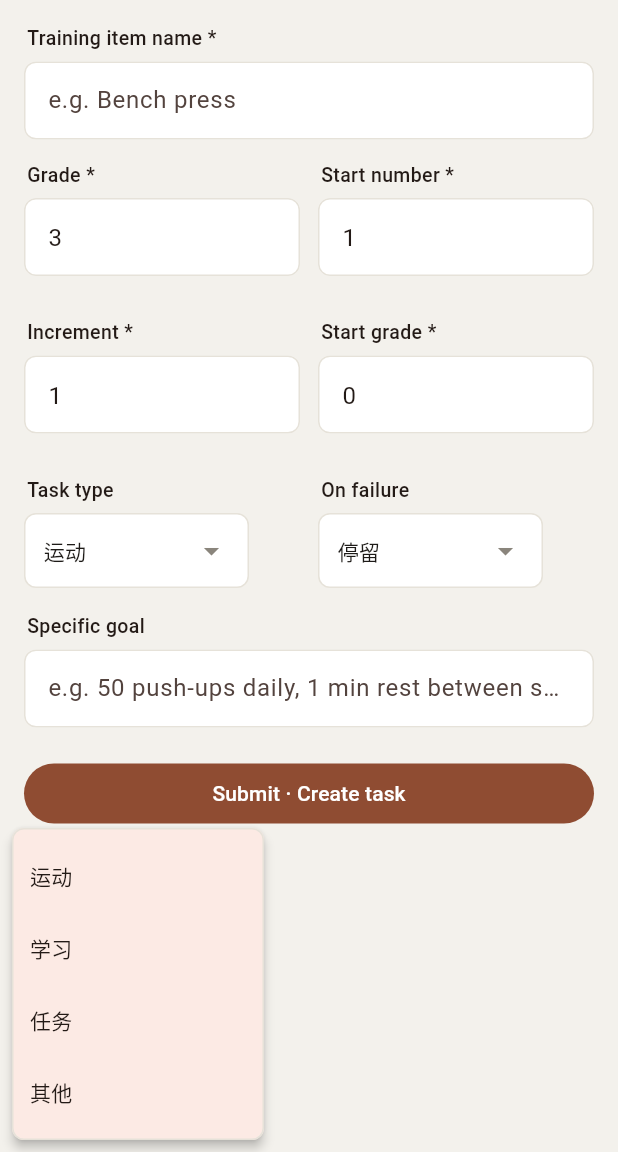
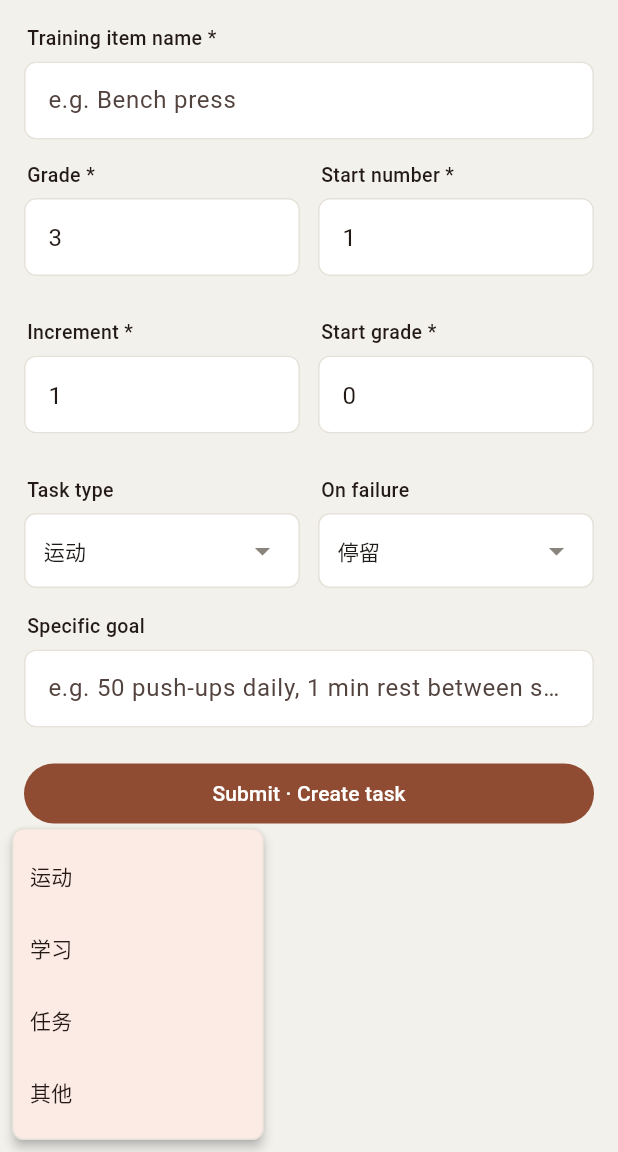
Before and after one commit to teigkuang/flutter_advanced_trainer, a Flutter app: the CreatePage screen opened directly, after a tap on "运动", on a phone screen of 412 x 824 dp, the part 84-1236 px from its top. Run offline on Flutter 3.47's test engine with Material 3 defaults, Android fonts, the phone set to English and light mode, and no system bars; our stand-ins replace sqflite, sqflite_common_ffi; accounts and stored records are empty; Roboto replaces fonts that are missing (MicrosoftYaHei).

Commit message:
下拉修正：编辑框宽度恢复为撑满父控件；弹窗纯白底、紧贴编辑框正下方左对齐弹出

```diff
--- a/lib/ui/create_page.dart
+++ b/lib/ui/create_page.dart
@@ -211,15 +211,14 @@ class _CreatePageState extends State<CreatePage> {
     );
   }
 
-  /// 自绘下拉：与父输入框一致的白底灰线圆角边框；宽度小于父控件；
-  /// 弹出面板从控件小三角下方展开（白底灰线圆角，不撑满父宽度）。
+  /// 自绘下拉：与父输入框同宽的白底灰线圆角边框；
+  /// 弹出面板纯白底、灰线圆角，宽度窄于编辑框，紧贴编辑框正下方左对齐展开。
   Widget _appDropdown(
     String label,
     List<MapEntry<String, String>> options,
     String value,
     ValueChanged<String> onChanged,
   ) {
-    const width = 150.0;
     return Padding(
       padding: const EdgeInsets.only(bottom: 14),
       child: Column(
@@ -229,10 +228,14 @@ class _CreatePageState extends State<CreatePage> {
             padding: const EdgeInsets.only(left: 2, bottom: 6),
             child: Text(label, style: const TextStyle(fontSize: 13, fontWeight: FontWeight.w500)),
           ),
-          GestureDetector(
-            onTap: () => _openMenu(context, options, value, width, onChanged),
+          Theme(
+            data: Theme.of(context).copyWith(
+              popupMenuTheme: const PopupMenuThemeData(color: Colors.white),
+            ),
+            child: GestureDetector(
+              onTap: () => _openMenu(context, options, value, onChanged),
               child: Container(
-              width: width,
+                width: double.infinity, // 与父输入框同宽
                 padding: const EdgeInsets.symmetric(horizontal: 12, vertical: 12),
                 decoration: BoxDecoration(
                   color: AppColors.card,
@@ -251,6 +254,7 @@ class _CreatePageState extends State<CreatePage> {
                 ),
               ),
             ),
+          ),
         ],
       ),
     );
@@ -260,18 +264,22 @@ class _CreatePageState extends State<CreatePage> {
     BuildContext context,
     List<MapEntry<String, String>> options,
     String value,
-    double width,
     ValueChanged<String> onChanged,
   ) async {
     final box = context.findRenderObject() as RenderBox;
+    final size = box.size;
     final pos = box.localToGlobal(Offset.zero);
     final overlay = Navigator.of(context).overlay!.context.findRenderObject() as RenderBox;
     final tl = overlay.globalToLocal(pos);
+    final screenW = MediaQuery.of(context).size.width;
+    // 弹窗面板宽：窄于编辑框（编辑框约撑满列宽），并在窄屏时自适应避免越界
+    final panelW = size.width < 150 ? size.width - 12 : 150.0;
+    final left = (tl.dx + panelW > screenW - 16) ? (screenW - panelW - 16) : tl.dx;
     final rel = RelativeRect.fromLTRB(
-      tl.dx,
-      tl.dy + box.size.height,
-      tl.dx + width,
-      tl.dy + box.size.height + 320,
+      left,
+      tl.dy + size.height, // 紧贴编辑框底部
+      left + panelW,
+      tl.dy + size.height + 320,
     );
     final sel = await showMenu<String>(
       context: context,
@@ -285,7 +293,7 @@ class _CreatePageState extends State<CreatePage> {
           PopupMenuItem<String>(
             value: o.key,
             child: SizedBox(
-              width: width - 32,
+              width: panelW - 32,
               child: Text(o.value, overflow: TextOverflow.ellipsis),
             ),
           ),
```
Lines whose indentation alone changed are shown as unchanged.
